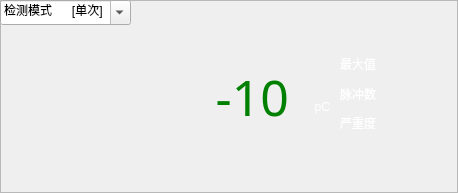
This is Gui/Function/hfctwidget.ui in rpdhunter/swbox as Qt 5 draws it before an edit. The edited form follows.
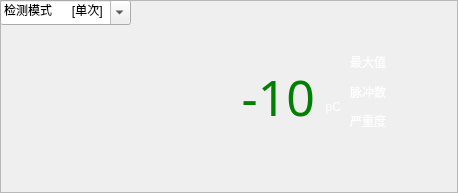
This is the edited form.

What changed in the file:
```diff
--- a/Gui/Function/hfctwidget.ui
+++ b/Gui/Function/hfctwidget.ui
@@ -22,9 +22,9 @@
   <widget class="QWidget" name="widget" native="true">
    <property name="geometry">
     <rect>
-     <x>0</x>
+     <x>10</x>
      <y>30</y>
-     <width>191</width>
+     <width>221</width>
      <height>151</height>
     </rect>
    </property>
@@ -32,8 +32,8 @@
   <widget class="QWidget" name="layoutWidget1">
    <property name="geometry">
     <rect>
-     <x>340</x>
-     <y>52</y>
+     <x>350</x>
+     <y>50</y>
      <width>102</width>
      <height>83</height>
     </rect>
@@ -80,9 +80,9 @@
   <widget class="QWidget" name="layoutWidget">
    <property name="geometry">
     <rect>
-     <x>189</x>
+     <x>220</x>
      <y>60</y>
-     <width>141</width>
+     <width>121</width>
      <height>72</height>
     </rect>
    </property>
```
Left out of the diff: 9 changed lines with no effect on the pictures.
